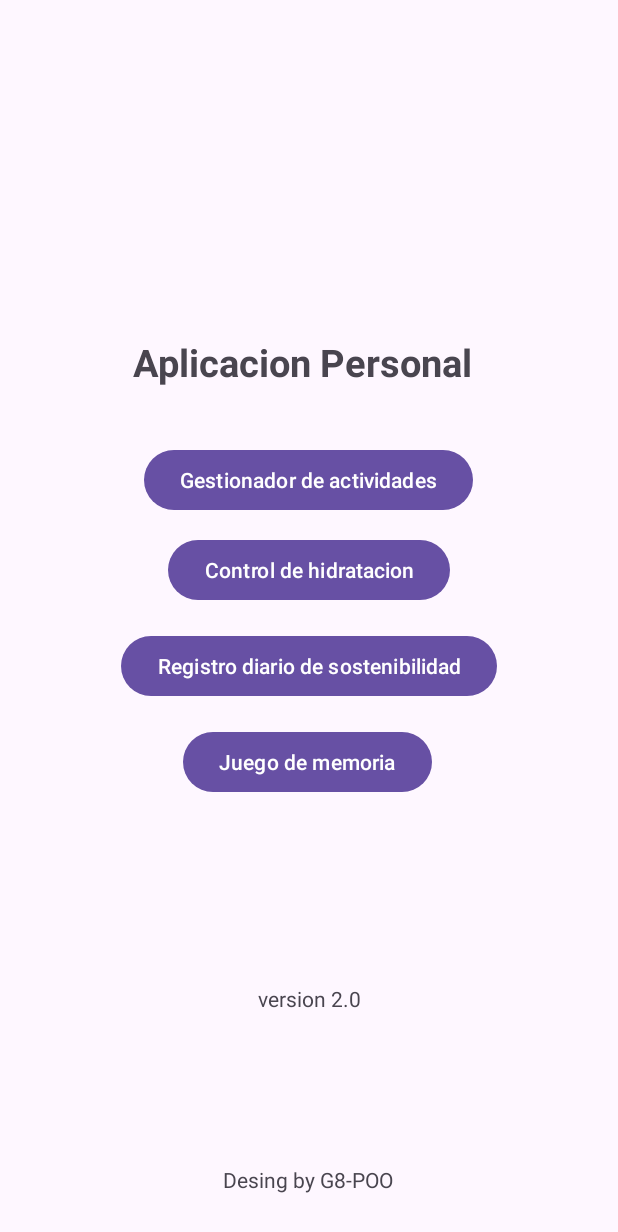
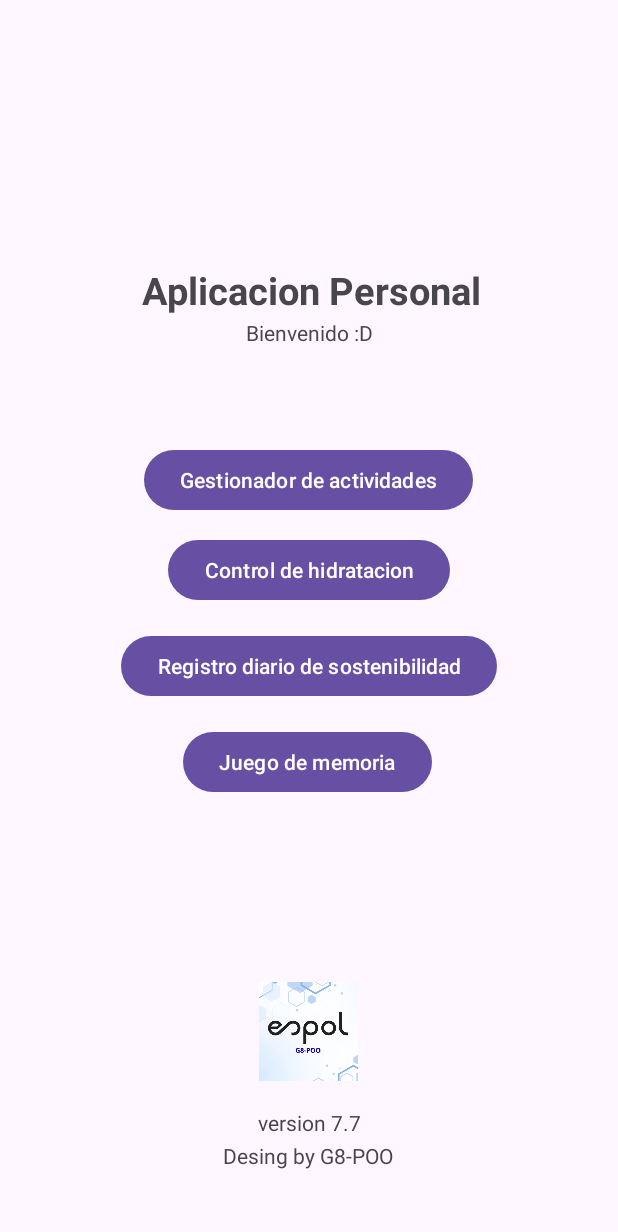
Before and after one commit to jors2007/G8-Android-Studio, an Android app: the screen it shows after launch (MainActivity), on a phone screen of 412 x 824 dp. Shown: the top 1232 px of the screen. Run offline under Robolectric (Android 15) with nearby library versions, the light colour scheme and no system bars.

Commit message:
Proyecto finalizado

```diff
--- a/app/src/main/res/layout/activity_main.xml
+++ b/app/src/main/res/layout/activity_main.xml
@@ -53,23 +53,24 @@
         android:id="@+id/textView"
         android:layout_width="wrap_content"
         android:layout_height="wrap_content"
-        android:layout_marginBottom="28dp"
         android:text="Desing by G8-POO"
         app:layout_constraintBottom_toBottomOf="parent"
         app:layout_constraintEnd_toEndOf="parent"
         app:layout_constraintHorizontal_bias="0.498"
-        app:layout_constraintStart_toStartOf="parent" />
+        app:layout_constraintStart_toStartOf="parent"
+        app:layout_constraintTop_toTopOf="parent"
+        app:layout_constraintVertical_bias="0.945" />
 
     <TextView
         android:id="@+id/textView3"
         android:layout_width="244dp"
         android:layout_height="36dp"
-        android:layout_marginTop="224dp"
+        android:layout_marginTop="176dp"
         android:text="Aplicacion Personal"
         android:textSize="25sp"
         android:textStyle="bold"
         app:layout_constraintEnd_toEndOf="parent"
-        app:layout_constraintHorizontal_bias="0.526"
+        app:layout_constraintHorizontal_bias="0.562"
         app:layout_constraintStart_toStartOf="parent"
         app:layout_constraintTop_toTopOf="parent" />
 
@@ -77,8 +78,31 @@
         android:id="@+id/textView6"
         android:layout_width="wrap_content"
         android:layout_height="wrap_content"
-        android:layout_marginTop="656dp"
-        android:text="version 2.0"
+        android:text="version 7.7"
+        app:layout_constraintBottom_toBottomOf="parent"
+        app:layout_constraintEnd_toEndOf="parent"
+        app:layout_constraintStart_toStartOf="parent"
+        app:layout_constraintTop_toTopOf="parent"
+        app:layout_constraintVertical_bias="0.918" />
+
+    <ImageView
+        android:id="@+id/imageView"
+        android:layout_width="84dp"
+        android:layout_height="66dp"
+        app:layout_constraintBottom_toBottomOf="parent"
+        app:layout_constraintEnd_toEndOf="parent"
+        app:layout_constraintHorizontal_bias="0.498"
+        app:layout_constraintStart_toStartOf="parent"
+        app:layout_constraintTop_toTopOf="parent"
+        app:layout_constraintVertical_bias="0.864"
+        app:srcCompat="@drawable/g8_poo_logo" />
+
+    <TextView
+        android:id="@+id/textView5"
+        android:layout_width="wrap_content"
+        android:layout_height="wrap_content"
+        android:layout_marginTop="212dp"
+        android:text="Bienvenido :D"
         app:layout_constraintEnd_toEndOf="parent"
         app:layout_constraintStart_toStartOf="parent"
         app:layout_constraintTop_toTopOf="parent" />
--- a/app/src/main/res/layout/activity_sostenibilidad.xml
+++ b/app/src/main/res/layout/activity_sostenibilidad.xml
@@ -1,15 +1,17 @@
-<?xml version="1.0" encoding="utf-8"?>
 <ScrollView xmlns:android="http://schemas.android.com/apk/res/android"
     xmlns:app="http://schemas.android.com/apk/res-auto"
     android:layout_width="match_parent"
     android:layout_height="match_parent"
     android:background="@color/bg_pantalla"
-    android:padding="16dp">
+    android:padding="16dp"
+    android:fillViewport="true">
 
+    <!-- CONTENEDOR PRINCIPAL -->
     <LinearLayout
         android:layout_width="match_parent"
-        android:layout_height="wrap_content"
-        android:orientation="vertical">
+        android:layout_height="match_parent"
+        android:orientation="vertical"
+        android:gravity="center_vertical">
 
         <TextView
             android:layout_width="match_parent"
```
Also changed, not shown: app/src/main/res/drawable/g8_poo_logo.png (added).
